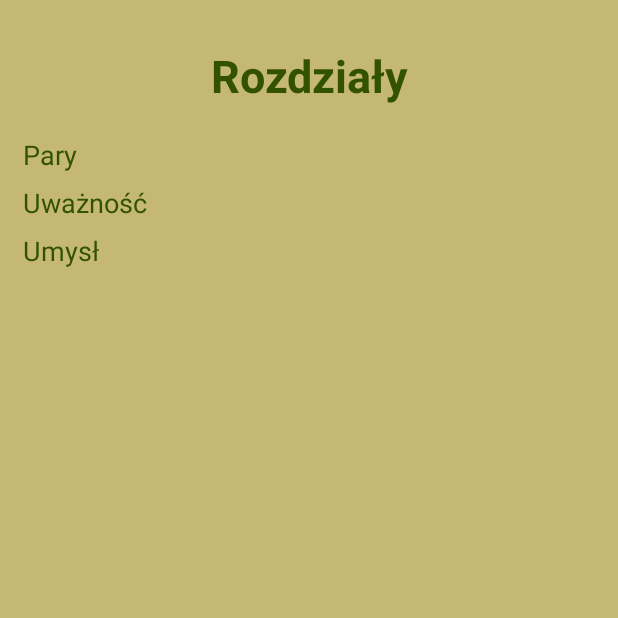
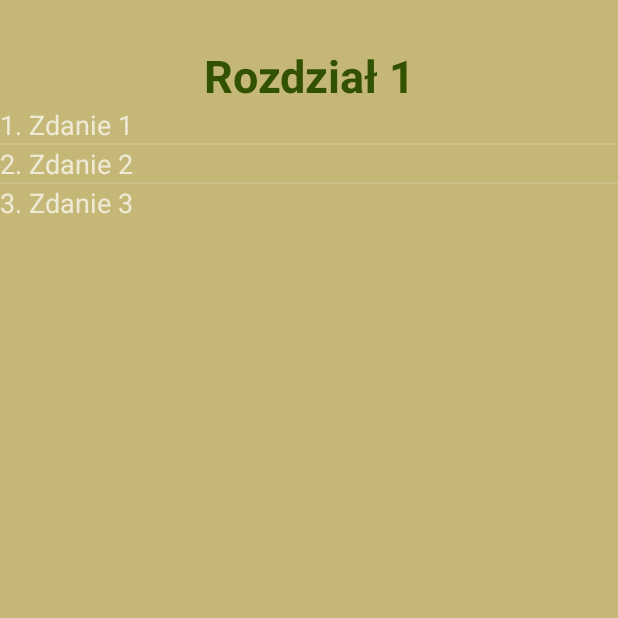
Before and after one commit to mateolas/Dhammapada, an Android app: the DhammaChapters screen opened directly, with no data from a screen before it, after a tap on "Pary", on a phone screen of 412 x 824 dp, the top half of it. Run offline under Robolectric (Android 15) with nearby library versions, the phone set to English and light mode, and no system bars.

Commit message:
Added list view to Chapter 1 - Pary

```diff
--- a/app/build.gradle
+++ b/app/build.gradle
@@ -2,7 +2,7 @@ apply plugin: 'com.android.application'
 
 android {
     compileSdkVersion 25
-    buildToolsVersion "25.0.2"
+    buildToolsVersion '26.0.2'
     defaultConfig {
         applicationId "com.studio.skyline.dhammapada"
         minSdkVersion 15
@@ -26,5 +26,6 @@ dependencies {
     })
     compile 'com.android.support:appcompat-v7:25.1.1'
     compile 'com.android.support:design:25.1.1'
+    compile 'com.android.support.constraint:constraint-layout:1.0.2'
     testCompile 'junit:junit:4.12'
 }
--- a/app/src/main/AndroidManifest.xml
+++ b/app/src/main/AndroidManifest.xml
@@ -15,7 +15,11 @@
                 <category android:name="android.intent.category.LAUNCHER" />
             </intent-filter>
         </activity>
-        <activity android:name=".DhammaChapters"></activity>
+        <activity android:name=".DhammaChapters" />
+        <activity
+            android:name=".Chapter_1_Pary"
+            android:label="@string/title_activity_chapter_1__pary"
+            android:theme="@style/Theme.AppCompat.NoActionBar"></activity>
     </application>
 
 </manifest>
--- /dev/null
+++ b/app/src/main/java/com/studio/skyline/dhammapada/Chapter_1_Pary.java
@@ -0,0 +1,50 @@
+package com.studio.skyline.dhammapada;
+
+import android.os.Bundle;
+import android.support.v7.app.AppCompatActivity;
+import android.widget.ListView;
+
+public class Chapter_1_Pary extends AppCompatActivity {
+
+    String[] sentenceArray =
+            {"1. Zdanie 1",
+                    "2. Zdanie 2",
+                    "3. Zdanie 3"
+            };
+
+    ListView listView;
+
+
+
+    @Override
+    protected void onCreate(Bundle savedInstanceState) {
+        super.onCreate(savedInstanceState);
+        setContentView(R.layout.activity_chapter_1__pary);
+
+        //creating an instance of CustomListAdpater
+        //feeding data arrays into it
+        //tell ListView to use in
+
+        //creates an instance of our CustomListAdapter and gives the data arrays as a parameter
+        CustomListAdapter whatever = new CustomListAdapter(this,sentenceArray);
+
+        //gets a reference to the actual ListView object from the activity_chapter_1_pary
+        listView = (ListView)findViewById(R.id.lv_Rozdzial1_Pary);
+
+        //tells the ListView to use our adapter
+        listView.setAdapter(whatever);
+    }
+
+
+    //Toolbar toolbar = (Toolbar) findViewById(R.id.toolbar);
+    //setSupportActionBar(toolbar);
+
+    //FloatingActionButton fab = (FloatingActionButton) findViewById(R.id.fab);
+    //fab.setOnClickListener(new View.OnClickListener() {
+    //    @Override
+    //    public void onClick(View view) {
+    //        Snackbar.make(view, "Replace with your own action", Snackbar.LENGTH_LONG)
+    //               .setAction("Action", null).show();
+    //   }
+    //});
+}
--- /dev/null
+++ b/app/src/main/java/com/studio/skyline/dhammapada/CustomListAdapter.java
@@ -0,0 +1,45 @@
+package com.studio.skyline.dhammapada;
+
+import android.app.Activity;
+import android.view.LayoutInflater;
+import android.view.View;
+import android.view.ViewGroup;
+import android.widget.ArrayAdapter;
+import android.widget.TextView;
+
+/**
+ * Created by aneimat on 28.10.2017.
+ */
+
+public class CustomListAdapter extends ArrayAdapter {
+    //to reference the Activity
+    private final Activity context;
+
+    //to store the images
+    //private final Integer[] imageIDarray;
+
+    //to store the sentence
+    private final String[] sentenceArray;
+
+    public CustomListAdapter(Activity context, String[] sentenceArrayParam) {
+        super(context, R.layout.listview_row, sentenceArrayParam);
+        this.context = context;
+        this.sentenceArray = sentenceArrayParam;
+    }
+
+    //this method is used automatically by the app to populate the data into each row
+    public View getView(int position, View view, ViewGroup parent) {
+        LayoutInflater inflater = context.getLayoutInflater();
+        View rowView = inflater.inflate(R.layout.listview_row, null, true);
+
+        //this code gets references to objects in the listview_row.xml file
+        //create variables from XML file
+        TextView nameTextField = (TextView) rowView.findViewById(R.id.sentenceTextID);
+
+        //this code sets the values of the objects to values from the arrays
+        nameTextField.setText(sentenceArray[position]);
+
+        return rowView;
+    }
+
+}
--- a/app/src/main/java/com/studio/skyline/dhammapada/DhammaChapters.java
+++ b/app/src/main/java/com/studio/skyline/dhammapada/DhammaChapters.java
@@ -1,7 +1,9 @@
 package com.studio.skyline.dhammapada;
 
+import android.content.Intent;
 import android.support.v7.app.AppCompatActivity;
 import android.os.Bundle;
+import android.view.View;
 
 public class DhammaChapters extends AppCompatActivity {
 
@@ -10,4 +12,9 @@ public class DhammaChapters extends AppCompatActivity {
         super.onCreate(savedInstanceState);
         setContentView(R.layout.activity_dhamma_chapters_list);
     }
+
+    public void onChaptersParyTVclick(View v) {
+        Intent myIntent = new Intent(getBaseContext(), Chapter_1_Pary.class);
+        startActivity(myIntent);
+    }
 }
--- /dev/null
+++ b/app/src/main/res/layout/activity_chapter_1__pary.xml
@@ -0,0 +1,32 @@
+<?xml version="1.0" encoding="utf-8"?>
+<LinearLayout xmlns:android="http://schemas.android.com/apk/res/android"
+    xmlns:tools="http://schemas.android.com/tools"
+    android:id="@+id/activity_spis_tresci"
+    android:layout_width="match_parent"
+    android:layout_height="match_parent"
+    android:background="@color/background"
+    android:textColor="@color/txtColor"
+    android:orientation="vertical"
+    tools:context="com.studio.skyline.dhammapada.DhammaChapters">
+
+    <TextView
+        android:id="@+id/tv_Chapters"
+        android:layout_width="match_parent"
+        android:layout_height="wrap_content"
+        android:text="Rozdział 1"
+        android:textColor="#325201"
+        android:layout_marginTop="30sp"
+        android:textSize="30sp"
+        android:textStyle="normal|bold"
+        android:textAllCaps="false"
+        android:fontFamily="sans-serif"
+        android:backgroundTint="#fdf5e6"
+        android:textAlignment="center" />
+
+    <ListView
+        android:id="@+id/lv_Rozdzial1_Pary"
+        android:layout_width="match_parent"
+        android:layout_height="wrap_content" />
+
+
+</LinearLayout>
--- /dev/null
+++ b/app/src/main/res/layout/listview_row.xml
@@ -0,0 +1,22 @@
+<?xml version="1.0" encoding="utf-8"?>
+<LinearLayout xmlns:android="http://schemas.android.com/apk/res/android"
+    android:orientation="horizontal"
+    android:layout_width="match_parent"
+    android:layout_height="wrap_content">
+
+    <LinearLayout
+        android:layout_width="match_parent"
+        android:layout_height="wrap_content"
+        android:layout_gravity="center_vertical"
+        android:layout_weight="1"
+        android:orientation="vertical">
+
+        <TextView
+            android:id="@+id/sentenceTextID"
+            android:layout_width="match_parent"
+            android:layout_height="wrap_content"
+            android:text="TextView"
+            android:textSize="18sp"/>
+
+    </LinearLayout>
+</LinearLayout>
--- a/app/src/main/res/values/strings.xml
+++ b/app/src/main/res/values/strings.xml
@@ -1,4 +1,5 @@
 <resources>
     <string name="app_name">Dhammapada</string>
     <string name="title_activity_main_content">MainContentActivity</string>
+    <string name="title_activity_chapter_1__pary">Chapter_1_Pary</string>
 </resources>
--- a/app/src/main/res/values/styles.xml
+++ b/app/src/main/res/values/styles.xml
@@ -20,4 +20,8 @@
 
     <style name="AppTheme.PopupOverlay" parent="ThemeOverlay.AppCompat.Light" />
 
+    <style name="AppBarOverlay" parent="ThemeOverlay.AppCompat.Dark.ActionBar" />
+
+    <style name="PopupOverlay" parent="ThemeOverlay.AppCompat.Light" />
+
 </resources>
--- a/build.gradle
+++ b/build.gradle
@@ -5,7 +5,7 @@ buildscript {
         jcenter()
     }
     dependencies {
-        classpath 'com.android.tools.build:gradle:2.3.3'
+        classpath 'com.android.tools.build:gradle:3.0.0'
 
         // NOTE: Do not place your application dependencies here; they belong
         // in the individual module build.gradle files
```
Also changed, not shown: gradle/wrapper/gradle-wrapper.properties.
